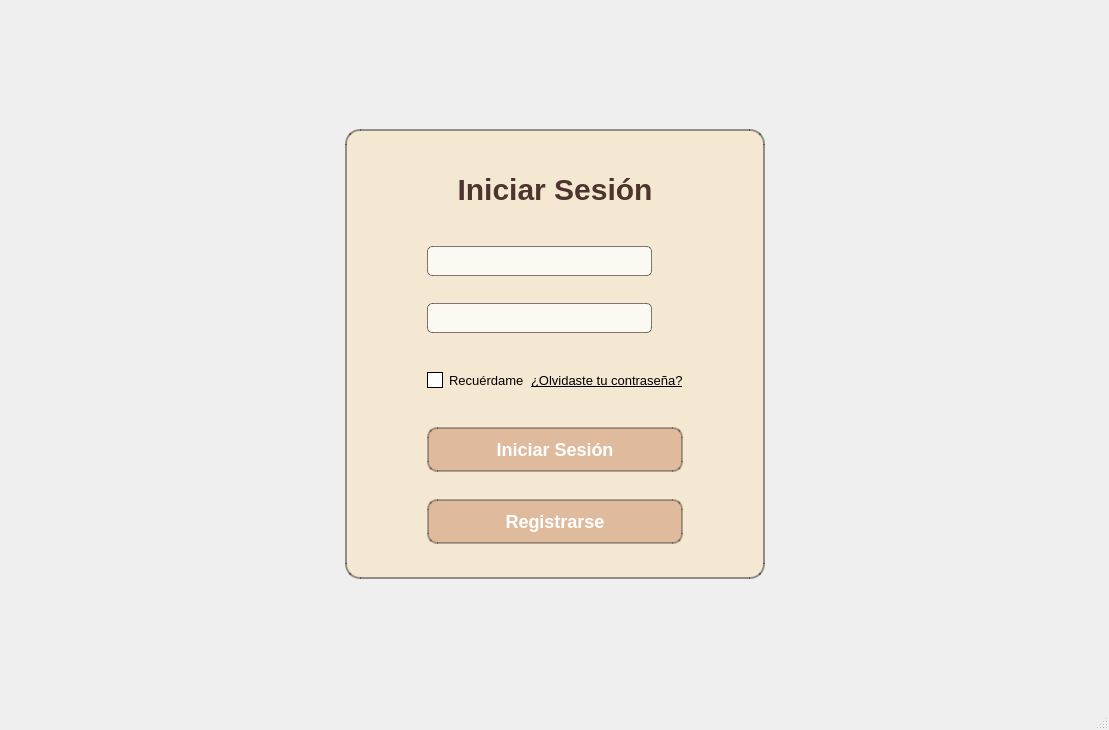
Above: views/qt/login.ui from cbercas/LibroTech_Eq05 before the change. Below: the same form after it.
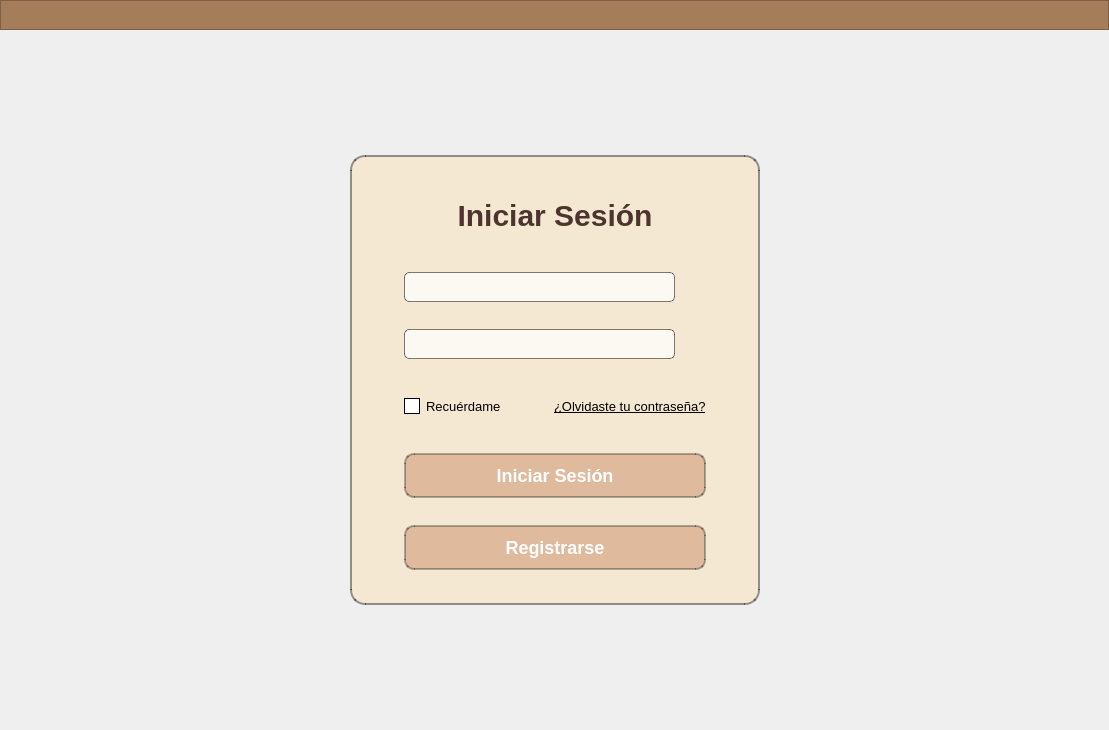
That is the form after the change. Icons and pictures are not drawn.

Patch:
```diff
--- a/views/qt/login.ui
+++ b/views/qt/login.ui
@@ -20,37 +20,26 @@
 }</string>
    </property>
    <layout class="QGridLayout" name="gridLayout">
-    <item row="1" column="2">
-     <spacer name="hs_3">
-      <property name="orientation">
-       <enum>Qt::Orientation::Horizontal</enum>
-      </property>
-      <property name="sizeHint" stdset="0">
-       <size>
-        <width>40</width>
-        <height>20</height>
-       </size>
-      </property>
-     </spacer>
-    </item>
-    <item row="0" column="1">
-     <spacer name="vs2">
-      <property name="orientation">
-       <enum>Qt::Orientation::Vertical</enum>
-      </property>
-      <property name="sizeHint" stdset="0">
-       <size>
-        <width>20</width>
-        <height>40</height>
-       </size>
-      </property>
-     </spacer>
-    </item>
-    <item row="1" column="1">
+    <property name="leftMargin">
+     <number>0</number>
+    </property>
+    <property name="topMargin">
+     <number>0</number>
+    </property>
+    <property name="rightMargin">
+     <number>0</number>
+    </property>
+    <property name="bottomMargin">
+     <number>0</number>
+    </property>
+    <property name="spacing">
+     <number>0</number>
+    </property>
+    <item row="2" column="1">
      <widget class="QWidget" name="widget" native="true">
       <property name="minimumSize">
        <size>
-        <width>420</width>
+        <width>410</width>
         <height>450</height>
        </size>
       </property>
@@ -119,50 +108,7 @@
 }</string>
       </property>
       <layout class="QGridLayout" name="gridLayout_3">
-       <item row="2" column="4">
-        <spacer name="hs_2">
-         <property name="orientation">
-          <enum>Qt::Orientation::Horizontal</enum>
-         </property>
-         <property name="sizeHint" stdset="0">
-          <size>
-           <width>40</width>
-           <height>20</height>
-          </size>
-         </property>
-        </spacer>
-       </item>
-       <item row="0" column="0">
-        <spacer name="hs_1">
-         <property name="orientation">
-          <enum>Qt::Orientation::Horizontal</enum>
-         </property>
-         <property name="sizeHint" stdset="0">
-          <size>
-           <width>40</width>
-           <height>20</height>
-          </size>
-         </property>
-        </spacer>
-       </item>
-       <item row="1" column="3">
-        <widget class="QLabel" name="correo_icon">
-         <property name="maximumSize">
-          <size>
-           <width>30</width>
-           <height>30</height>
-          </size>
-         </property>
-         <property name="styleSheet">
-          <string notr="true">border-image: url(:/cct/carta.png);
-</string>
-         </property>
-         <property name="text">
-          <string/>
-         </property>
-        </widget>
-       </item>
-       <item row="2" column="1" colspan="2">
+       <item row="2" column="1" colspan="3">
         <widget class="QLineEdit" name="password_editline">
          <property name="maximumSize">
           <size>
@@ -178,7 +124,20 @@
          </property>
         </widget>
        </item>
-       <item row="2" column="3">
+       <item row="0" column="0">
+        <spacer name="hs_1">
+         <property name="orientation">
+          <enum>Qt::Orientation::Horizontal</enum>
+         </property>
+         <property name="sizeHint" stdset="0">
+          <size>
+           <width>40</width>
+           <height>20</height>
+          </size>
+         </property>
+        </spacer>
+       </item>
+       <item row="2" column="4">
         <widget class="QLabel" name="password_icon">
          <property name="maximumSize">
           <size>
@@ -194,6 +153,35 @@
          </property>
         </widget>
        </item>
+       <item row="2" column="5">
+        <spacer name="hs_2">
+         <property name="orientation">
+          <enum>Qt::Orientation::Horizontal</enum>
+         </property>
+         <property name="sizeHint" stdset="0">
+          <size>
+           <width>40</width>
+           <height>20</height>
+          </size>
+         </property>
+        </spacer>
+       </item>
+       <item row="1" column="1" colspan="3">
+        <widget class="QLineEdit" name="email_editline">
+         <property name="maximumSize">
+          <size>
+           <width>16777215</width>
+           <height>16777215</height>
+          </size>
+         </property>
+         <property name="styleSheet">
+          <string notr="true"/>
+         </property>
+         <property name="alignment">
+          <set>Qt::AlignmentFlag::AlignLeading|Qt::AlignmentFlag::AlignLeft|Qt::AlignmentFlag::AlignVCenter</set>
+         </property>
+        </widget>
+       </item>
        <item row="4" column="1">
         <widget class="QCheckBox" name="remember_checkbox">
          <property name="font">
@@ -213,7 +201,38 @@
          </property>
         </widget>
        </item>
-       <item row="0" column="1" colspan="3">
+       <item row="1" column="4">
+        <widget class="QLabel" name="correo_icon">
+         <property name="maximumSize">
+          <size>
+           <width>30</width>
+           <height>30</height>
+          </size>
+         </property>
+         <property name="styleSheet">
+          <string notr="true">border-image: url(:/cct/carta.png);
+</string>
+         </property>
+         <property name="text">
+          <string/>
+         </property>
+        </widget>
+       </item>
+       <item row="5" column="1" colspan="4">
+        <widget class="QPushButton" name="login_button">
+         <property name="font">
+          <font>
+           <family>Arial</family>
+           <pointsize>-1</pointsize>
+           <bold>true</bold>
+          </font>
+         </property>
+         <property name="text">
+          <string>Iniciar Sesión</string>
+         </property>
+        </widget>
+       </item>
+       <item row="0" column="1" colspan="4">
         <widget class="QLabel" name="label">
          <property name="minimumSize">
           <size>
@@ -250,35 +269,7 @@
          </property>
         </widget>
        </item>
-       <item row="5" column="1" colspan="3">
-        <widget class="QPushButton" name="login_button">
-         <property name="font">
-          <font>
-           <family>Arial</family>
-           <pointsize>-1</pointsize>
-           <bold>true</bold>
-          </font>
-         </property>
-         <property name="text">
-          <string>Iniciar Sesión</string>
-         </property>
-        </widget>
-       </item>
-       <item row="6" column="1" colspan="3">
-        <widget class="QPushButton" name="register_button">
-         <property name="font">
-          <font>
-           <family>Arial</family>
-           <pointsize>-1</pointsize>
-           <bold>true</bold>
-          </font>
-         </property>
-         <property name="text">
-          <string>Registrarse</string>
-         </property>
-        </widget>
-       </item>
-       <item row="4" column="2" colspan="2">
+       <item row="4" column="3" colspan="2">
         <widget class="QLabel" name="forgot_password_label">
          <property name="minimumSize">
           <size>
@@ -307,26 +298,53 @@
          </property>
         </widget>
        </item>
-       <item row="1" column="1" colspan="2">
-        <widget class="QLineEdit" name="email_editline">
-         <property name="maximumSize">
+       <item row="6" column="1" colspan="4">
+        <widget class="QPushButton" name="register_button">
+         <property name="font">
+          <font>
+           <family>Arial</family>
+           <pointsize>-1</pointsize>
+           <bold>true</bold>
+          </font>
+         </property>
+         <property name="text">
+          <string>Registrarse</string>
+         </property>
+        </widget>
+       </item>
+       <item row="4" column="2">
+        <spacer name="horizontalSpacer_2">
+         <property name="orientation">
+          <enum>Qt::Orientation::Horizontal</enum>
+         </property>
+         <property name="sizeType">
+          <enum>QSizePolicy::Policy::Minimum</enum>
+         </property>
+         <property name="sizeHint" stdset="0">
           <size>
-           <width>16777215</width>
-           <height>16777215</height>
+           <width>40</width>
+           <height>20</height>
           </size>
          </property>
-         <property name="styleSheet">
-          <string notr="true"/>
-         </property>
-         <property name="alignment">
-          <set>Qt::AlignmentFlag::AlignLeading|Qt::AlignmentFlag::AlignLeft|Qt::AlignmentFlag::AlignVCenter</set>
-         </property>
-        </widget>
+        </spacer>
        </item>
       </layout>
      </widget>
     </item>
-    <item row="1" column="0">
+    <item row="2" column="2">
+     <spacer name="hs_3">
+      <property name="orientation">
+       <enum>Qt::Orientation::Horizontal</enum>
+      </property>
+      <property name="sizeHint" stdset="0">
+       <size>
+        <width>40</width>
+        <height>20</height>
+       </size>
+      </property>
+     </spacer>
+    </item>
+    <item row="2" column="0">
      <spacer name="hs_4">
       <property name="orientation">
        <enum>Qt::Orientation::Horizontal</enum>
@@ -339,7 +357,20 @@
       </property>
      </spacer>
     </item>
-    <item row="2" column="1">
+    <item row="1" column="1">
+     <spacer name="vs2">
+      <property name="orientation">
+       <enum>Qt::Orientation::Vertical</enum>
+      </property>
+      <property name="sizeHint" stdset="0">
+       <size>
+        <width>20</width>
+        <height>40</height>
+       </size>
+      </property>
+     </spacer>
+    </item>
+    <item row="3" column="1">
      <spacer name="vs1">
       <property name="orientation">
        <enum>Qt::Orientation::Vertical</enum>
@@ -352,19 +383,141 @@
       </property>
      </spacer>
     </item>
+    <item row="0" column="0" colspan="3">
+     <widget class="QFrame" name="frame">
+      <property name="minimumSize">
+       <size>
+        <width>0</width>
+        <height>30</height>
+       </size>
+      </property>
+      <property name="maximumSize">
+       <size>
+        <width>16777215</width>
+        <height>30</height>
+       </size>
+      </property>
+      <property name="styleSheet">
+       <string notr="true">background-color: rgb(165, 125, 91);</string>
+      </property>
+      <property name="frameShape">
+       <enum>QFrame::Shape::StyledPanel</enum>
+      </property>
+      <property name="frameShadow">
+       <enum>QFrame::Shadow::Raised</enum>
+      </property>
+      <layout class="QHBoxLayout" name="horizontalLayout">
+       <property name="spacing">
+        <number>10</number>
+       </property>
+       <property name="leftMargin">
+        <number>0</number>
+       </property>
+       <property name="topMargin">
+        <number>0</number>
+       </property>
+       <property name="rightMargin">
+        <number>10</number>
+       </property>
+       <property name="bottomMargin">
+        <number>0</number>
+       </property>
+       <item>
+        <spacer name="horizontalSpacer">
+         <property name="orientation">
+          <enum>Qt::Orientation::Horizontal</enum>
+         </property>
+         <property name="sizeHint" stdset="0">
+          <size>
+           <width>974</width>
+           <height>20</height>
+          </size>
+         </property>
+        </spacer>
+       </item>
+       <item>
+        <widget class="QPushButton" name="btn_minimize">
+         <property name="minimumSize">
+          <size>
+           <width>20</width>
+           <height>20</height>
+          </size>
+         </property>
+         <property name="styleSheet">
+          <string notr="true">QPushButton{
+	border: 0px;
+}
+
+QPushButton:hover{
+	background-color: rgb(193, 161, 136);
+}</string>
+         </property>
+         <property name="text">
+          <string/>
+         </property>
+         <property name="icon">
+          <iconset>
+           <normaloff>../../img/prueba/minus-sign.png</normaloff>../../img/prueba/minus-sign.png</iconset>
+         </property>
+        </widget>
+       </item>
+       <item>
+        <widget class="QPushButton" name="btn_maximize">
+         <property name="minimumSize">
+          <size>
+           <width>20</width>
+           <height>20</height>
+          </size>
+         </property>
+         <property name="styleSheet">
+          <string notr="true">QPushButton{
+	border: 0px;
+}
+
+QPushButton:hover{
+	background-color: rgb(193, 161, 136);
+}</string>
+         </property>
+         <property name="text">
+          <string/>
+         </property>
+         <property name="icon">
+          <iconset>
+           <normaloff>../../img/prueba/stop.png</normaloff>../../img/prueba/stop.png</iconset>
+         </property>
+        </widget>
+       </item>
+       <item>
+        <widget class="QPushButton" name="btn_close">
+         <property name="minimumSize">
+          <size>
+           <width>20</width>
+           <height>20</height>
+          </size>
+         </property>
+         <property name="styleSheet">
+          <string notr="true">QPushButton{
+	border: 0px;
+}
+
+QPushButton:hover{
+	background-color: rgb(193, 161, 136);
+}</string>
+         </property>
+         <property name="text">
+          <string/>
+         </property>
+         <property name="icon">
+          <iconset>
+           <normaloff>../../img/prueba/close.png</normaloff>../../img/prueba/close.png</iconset>
+         </property>
+        </widget>
+       </item>
+      </layout>
+     </widget>
+    </item>
    </layout>
   </widget>
-  <widget class="QMenuBar" name="menubar">
-   <property name="geometry">
-    <rect>
-     <x>0</x>
-     <y>0</y>
-     <width>1109</width>
-     <height>22</height>
-    </rect>
-   </property>
-  </widget>
-  <widget class="QStatusBar" name="statusbar"/>
  </widget>
  <resources>
   <include location="../../img/background.qrc"/>
```
